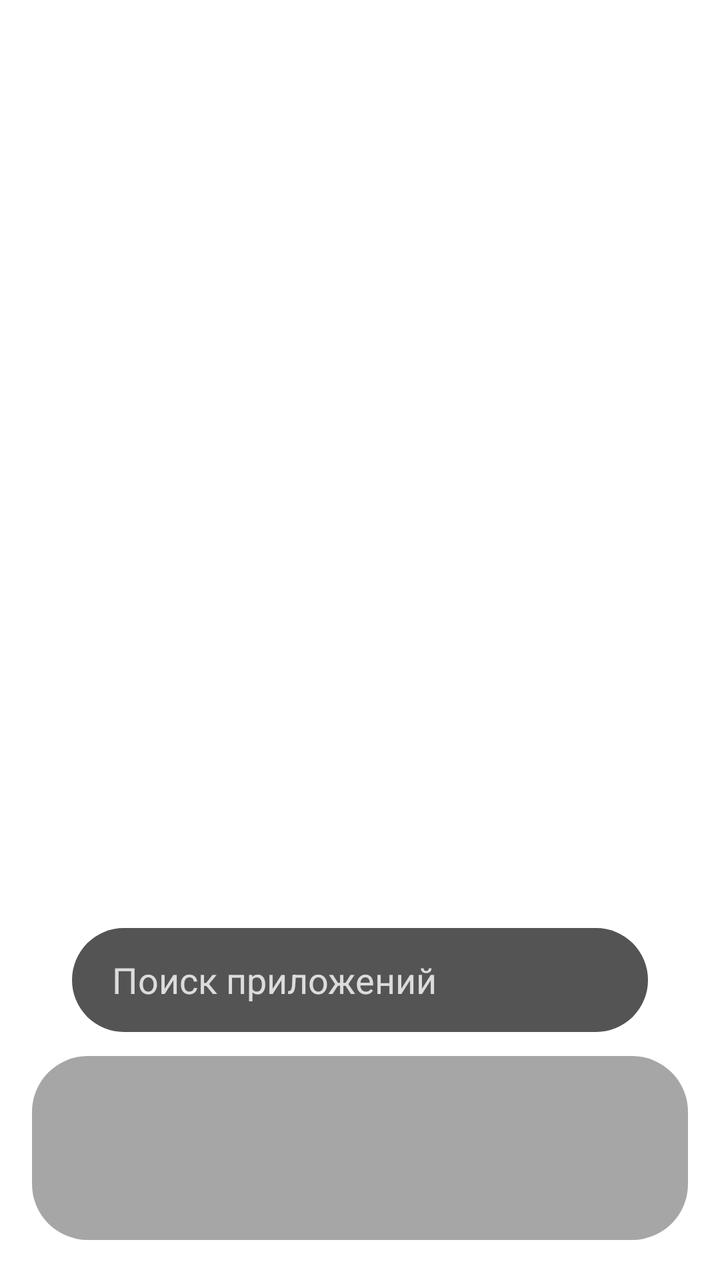
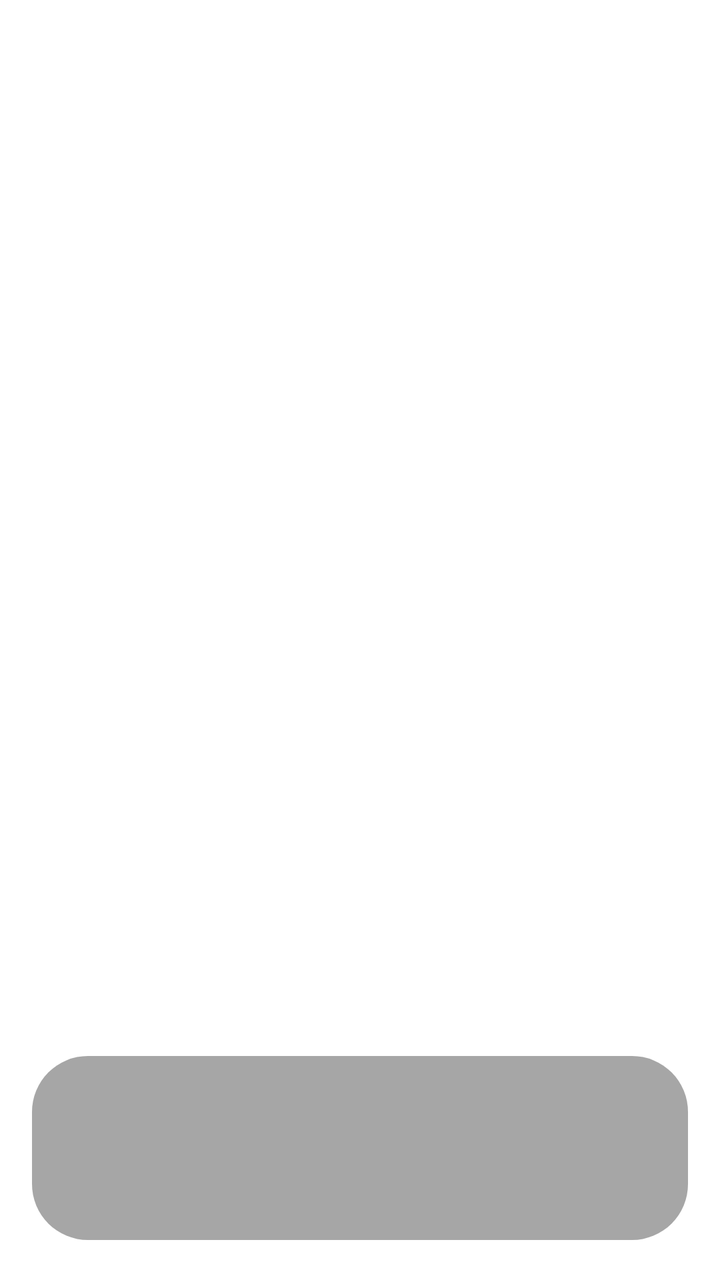

Two renders of the same Android screen: before a commit and after it. Below are the layout's source before the change and the commit's diff.
<!-- AndroidManifest.xml: application theme Theme.VibeLauncher -->
<!-- res/layout/activity_main.xml -->
<?xml version="1.0" encoding="utf-8"?>
<FrameLayout xmlns:android="http://schemas.android.com/apk/res/android"
    xmlns:app="http://schemas.android.com/apk/res-auto"
    android:id="@+id/root"
    android:layout_width="match_parent"
    android:layout_height="match_parent"
    android:fitsSystemWindows="true">

    <LinearLayout
        android:id="@+id/homeContent"
        android:layout_width="match_parent"
        android:layout_height="match_parent"
        android:orientation="vertical"
        android:paddingStart="16dp"
        android:paddingEnd="16dp"
        android:paddingTop="24dp"
        android:paddingBottom="20dp">

        <androidx.recyclerview.widget.RecyclerView
            android:id="@+id/gridRecycler"
            android:layout_width="match_parent"
            android:layout_height="0dp"
            android:layout_weight="1"
            android:clipToPadding="false"
            android:overScrollMode="never"
            android:paddingBottom="8dp" />

        <EditText
            android:id="@+id/searchInput"
            android:layout_width="match_parent"
            android:layout_height="52dp"
            android:layout_marginStart="20dp"
            android:layout_marginEnd="20dp"
            android:layout_marginBottom="12dp"
            android:background="@drawable/bg_search_capsule"
            android:hint="@string/search_apps"
            android:imeOptions="actionSearch"
            android:inputType="text"
            android:paddingStart="20dp"
            android:paddingEnd="20dp"
            android:singleLine="true"
            android:textColor="@color/white"
            android:textColorHint="#CCFFFFFF" />

        <LinearLayout
            android:id="@+id/dockBar"
            android:layout_width="match_parent"
            android:layout_height="92dp"
            android:background="@drawable/bg_dock"
            android:gravity="center"
            android:orientation="horizontal"
            android:paddingStart="12dp"
            android:paddingEnd="12dp" />
    </LinearLayout>

    <ImageButton
        android:id="@+id/settingsButton"
        android:layout_width="56dp"
        android:layout_height="56dp"
        android:layout_gravity="bottom|center_horizontal"
        android:layout_marginBottom="28dp"
        android:background="@drawable/bg_settings_button"
        android:contentDescription="@string/settings_title"
        android:padding="14dp"
        android:scaleType="centerInside"
        android:src="@android:drawable/ic_menu_manage"
        android:visibility="gone"
        app:tint="@color/white" />

    <FrameLayout
        android:id="@+id/settingsOverlay"
        android:layout_width="match_parent"
        android:layout_height="match_parent"
        android:background="#66000000"
        android:clickable="true"
        android:focusable="true"
        android:visibility="gone">

        <LinearLayout
            android:id="@+id/settingsPanel"
            android:layout_width="match_parent"
            android:layout_height="wrap_content"
            android:layout_gravity="center"
            android:layout_margin="24dp"
            android:background="@drawable/bg_settings_panel"
            android:orientation="vertical"
            android:padding="20dp">

            <TextView
                android:layout_width="wrap_content"
                android:layout_height="wrap_content"
                android:text="@string/settings_title"
                android:textColor="@color/white"
                android:textSize="20sp"
                android:textStyle="bold" />

            <com.google.android.material.switchmaterial.SwitchMaterial
                android:id="@+id/flagshipSwitch"
                android:layout_width="match_parent"
                android:layout_height="wrap_content"
                android:layout_marginTop="16dp"
                android:checked="true"
                android:text="@string/flagship_animations"
                android:textColor="@color/white" />

            <TextView
                android:layout_width="match_parent"
                android:layout_height="wrap_content"
                android:layout_marginTop="4dp"
                android:text="@string/flagship_animations_desc"
                android:textColor="#CCFFFFFF"
                android:textSize="13sp" />
        </LinearLayout>
    </FrameLayout>

</FrameLayout>
<!-- resources referenced by this layout -->
<resources>
  <color name="white">#FFFFFFFF</color>
  <!-- drawable bg_dock (drawable) -->
  <?xml version="1.0" encoding="utf-8"?>
  <shape xmlns:android="http://schemas.android.com/apk/res/android" android:shape="rectangle">
      <solid android:color="@color/dock_bg" />
      <corners android:radius="28dp" />
  </shape>
  <!-- drawable bg_search_capsule (drawable) -->
  <?xml version="1.0" encoding="utf-8"?>
  <shape xmlns:android="http://schemas.android.com/apk/res/android" android:shape="rectangle">
      <solid android:color="@color/search_bg" />
      <corners android:radius="28dp" />
  </shape>
  <!-- drawable bg_settings_button (drawable) -->
  <?xml version="1.0" encoding="utf-8"?>
  <shape xmlns:android="http://schemas.android.com/apk/res/android" android:shape="oval">
      <solid android:color="#DD333333" />
      <stroke android:width="1dp" android:color="#55FFFFFF" />
  </shape>
  <!-- drawable bg_settings_panel (drawable) -->
  <?xml version="1.0" encoding="utf-8"?>
  <shape xmlns:android="http://schemas.android.com/apk/res/android" android:shape="rectangle">
      <solid android:color="@color/settings_bg" />
      <corners android:radius="24dp" />
  </shape>
  <string name="flagship_animations">Флагманские анимации</string>
  <string name="flagship_animations_desc">Масштабирование в иконку при открытии/закрытии. Выключите для более лёгкой анимации.</string>
  <string name="search_apps">Поиск приложений</string>
  <string name="settings_title">Настройки рабочего стола</string>
  <style name="Theme.VibeLauncher" parent="Theme.Material3.DayNight.NoActionBar">
          <item name="android:windowShowWallpaper">true</item>
          <item name="android:windowBackground">@android:color/transparent</item>
          <item name="android:statusBarColor">@android:color/transparent</item>
          <item name="android:navigationBarColor">@android:color/transparent</item>
          <item name="android:windowLightStatusBar" tools:targetApi="m">false</item>
          <item name="android:enforceNavigationBarContrast" tools:targetApi="q">false</item>
          <item name="android:enforceStatusBarContrast" tools:targetApi="q">false</item>
      </style>
  <color name="dock_bg">#66222222</color>
  <color name="search_bg">#CC2A2A2A</color>
  <color name="settings_bg">#EE1C1C1E</color>
</resources>

<!-- the commit's change to res/layout/activity_main.xml (unified diff, before → after) -->
@@ -25,32 +25,56 @@
             android:overScrollMode="never"
             android:paddingBottom="8dp" />
 
-        <EditText
-            android:id="@+id/searchInput"
-            android:layout_width="match_parent"
-            android:layout_height="52dp"
-            android:layout_marginStart="20dp"
-            android:layout_marginEnd="20dp"
-            android:layout_marginBottom="12dp"
-            android:background="@drawable/bg_search_capsule"
-            android:hint="@string/search_apps"
-            android:imeOptions="actionSearch"
-            android:inputType="text"
-            android:paddingStart="20dp"
-            android:paddingEnd="20dp"
-            android:singleLine="true"
-            android:textColor="@color/white"
-            android:textColorHint="#CCFFFFFF" />
-
         <LinearLayout
             android:id="@+id/dockBar"
             android:layout_width="match_parent"
             android:layout_height="92dp"
+            android:layout_marginTop="8dp"
             android:background="@drawable/bg_dock"
             android:gravity="center"
             android:orientation="horizontal"
             android:paddingStart="12dp"
             android:paddingEnd="12dp" />
+    </LinearLayout>
+
+    <LinearLayout
+        android:id="@+id/appDrawer"
+        android:layout_width="match_parent"
+        android:layout_height="match_parent"
+        android:layout_gravity="bottom"
+        android:background="@drawable/bg_drawer"
+        android:orientation="vertical"
+        android:paddingTop="10dp"
+        android:visibility="gone">
+
+        <View
+            android:id="@+id/drawerHandle"
+            android:layout_width="44dp"
+            android:layout_height="5dp"
+            android:layout_gravity="center_horizontal"
+            android:layout_marginBottom="10dp"
+            android:background="@drawable/bg_handle" />
+
+        <TextView
+            android:layout_width="match_parent"
+            android:layout_height="wrap_content"
+            android:gravity="center"
+            android:paddingBottom="8dp"
+            android:text="Все приложения"
+            android:textColor="@color/white"
+            android:textSize="16sp"
+            android:textStyle="bold" />
+
+        <androidx.recyclerview.widget.RecyclerView
+            android:id="@+id/drawerRecycler"
+            android:layout_width="match_parent"
+            android:layout_height="0dp"
+            android:layout_weight="1"
+            android:clipToPadding="false"
+            android:overScrollMode="never"
+            android:paddingStart="12dp"
+            android:paddingEnd="12dp"
+            android:paddingBottom="24dp" />
     </LinearLayout>
 
     <ImageButton
<!-- resource entries referenced after the edit -->
@@ -7,11 +7,17 @@
       <solid android:color="@color/dock_bg" />
       <corners android:radius="28dp" />
   </shape>
-  <!-- drawable bg_search_capsule (drawable) -->
+  <!-- drawable bg_drawer (drawable) -->
   <?xml version="1.0" encoding="utf-8"?>
   <shape xmlns:android="http://schemas.android.com/apk/res/android" android:shape="rectangle">
-      <solid android:color="@color/search_bg" />
-      <corners android:radius="28dp" />
+      <solid android:color="#EE1A1A1A" />
+      <corners android:topLeftRadius="28dp" android:topRightRadius="28dp" />
+  </shape>
+  <!-- drawable bg_handle (drawable) -->
+  <?xml version="1.0" encoding="utf-8"?>
+  <shape xmlns:android="http://schemas.android.com/apk/res/android" android:shape="rectangle">
+      <solid android:color="#88FFFFFF" />
+      <corners android:radius="3dp" />
   </shape>
   <!-- drawable bg_settings_button (drawable) -->
   <?xml version="1.0" encoding="utf-8"?>
@@ -27,7 +33,6 @@
   </shape>
   <string name="flagship_animations">Флагманские анимации</string>
   <string name="flagship_animations_desc">Масштабирование в иконку при открытии/закрытии. Выключите для более лёгкой анимации.</string>
-  <string name="search_apps">Поиск приложений</string>
   <string name="settings_title">Настройки рабочего стола</string>
   <style name="Theme.VibeLauncher" parent="Theme.Material3.DayNight.NoActionBar">
           <item name="android:windowShowWallpaper">true</item>
@@ -39,7 +44,6 @@
           <item name="android:enforceStatusBarContrast" tools:targetApi="q">false</item>
       </style>
   <color name="dock_bg">#66222222</color>
-  <color name="search_bg">#CC2A2A2A</color>
   <color name="settings_bg">#EE1C1C1E</color>
 </resources>
 
